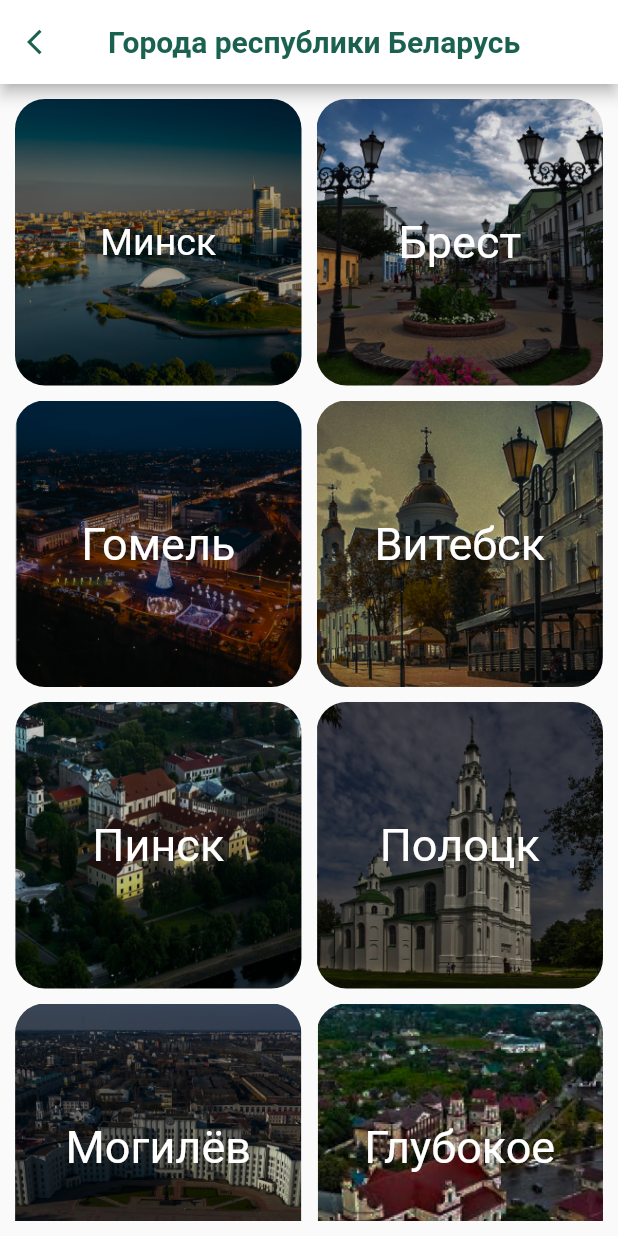
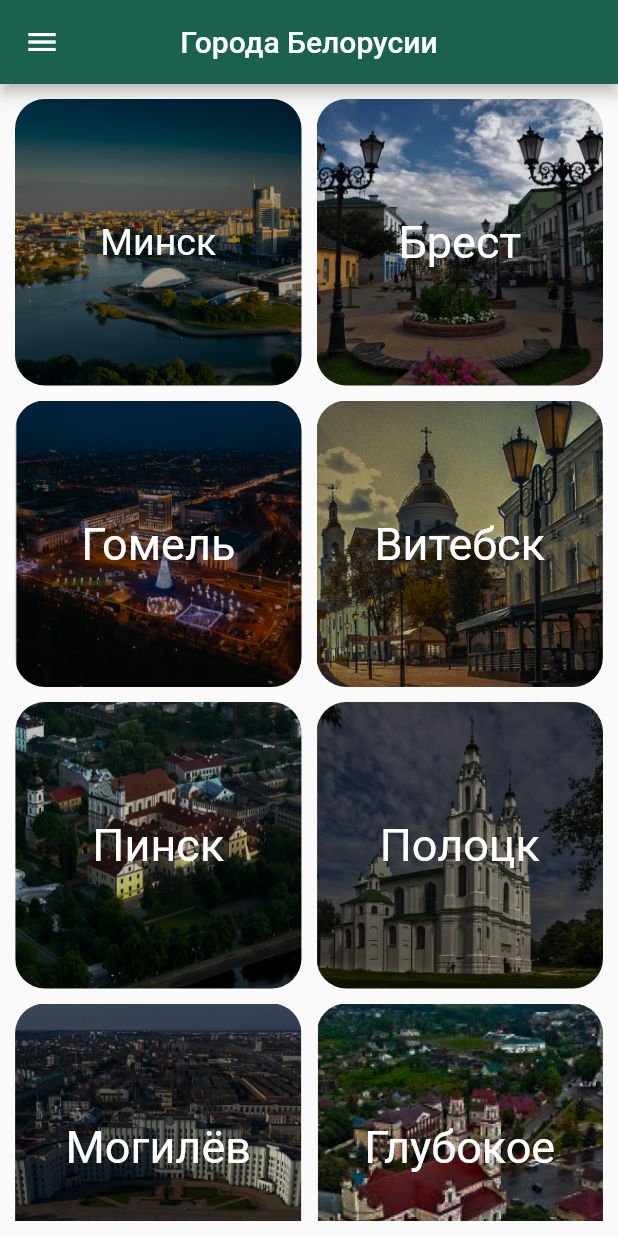
Before and after one commit to fayzullo1501/City.by, a Flutter app: the Home screen opened directly, on a phone screen of 412 x 824 dp. Run offline on Flutter 3.47's test engine with Material 2 defaults, Android fonts, the phone set to English and light mode, and no system bars; our stand-ins replace firebase_core, flutter_svg; accounts and stored records are empty.

Commit message:
City.by
Mobile application in flutter

```diff
--- a/lib/Brest.dart
+++ b/lib/Brest.dart
@@ -1,6 +1,6 @@
 import 'package:flutter/material.dart';
 import 'package:flutter_svg/flutter_svg.dart';
-import 'package:portme/HomePage.dart';
+import 'package:portme/home.dart';
 
 class BrestPage extends StatefulWidget {
   const BrestPage({Key? key}) : super(key: key);
--- a/lib/Minsk.dart
+++ b/lib/Minsk.dart
@@ -1,6 +1,6 @@
 import 'package:flutter/material.dart';
 import 'package:flutter_svg/flutter_svg.dart';
-import 'package:portme/HomePage.dart';
+import 'package:portme/home.dart';
 
 class DatailPage extends StatefulWidget {
   const DatailPage({Key? key}) : super(key: key);
--- a/lib/SignIn/signin.dart
+++ b/lib/SignIn/signin.dart
@@ -1,5 +1,6 @@
 import 'package:firebase_core/firebase_core.dart';
 import 'package:flutter/material.dart';
+import 'package:portme/home.dart';
 
 class LoginPage extends StatelessWidget {
 
@@ -66,7 +67,7 @@ class LoginPage extends StatelessWidget {
                       child: ElevatedButton(
                         onPressed: () {
                           Navigator.of(context).push(
-                            MaterialPageRoute(builder: (context) => LoginPage()),
+                            MaterialPageRoute(builder: (context) => Home()),
                           );
                         },
                         style: ButtonStyle(
--- a/lib/SignUp/signup.dart
+++ b/lib/SignUp/signup.dart
@@ -1,5 +1,5 @@
 import 'package:flutter/material.dart';
-import '../HomePage.dart';
+import '../home.dart';
 
 class SignupPage extends StatelessWidget {
   @override
--- a/lib/HomePage.dart
+++ b/lib/home.dart
@@ -1,29 +1,20 @@
-import 'dart:ui';
+import 'package:flutter/material.dart';
+import 'package:portme/naviigation_drawer.dart';
+import 'package:portme/Minsk.dart';
+import 'package:portme/Brest.dart';
 
-import 'package:flutter/material.dart';
-import 'package:portme/Brest.dart';
-import 'package:portme/SignUp/signup.dart';
-import 'Minsk.dart';
-
-class Home extends StatefulWidget {
+class Home extends StatelessWidget {
   const Home({Key? key}) : super(key: key);
 
   @override
-  State<Home> createState() => _HomeState();
-}
-
-class _HomeState extends State<Home> {
-  @override
   Widget build(BuildContext context) {
     return Scaffold(
-      appBar: AppBar(leading: IconButton(
-        onPressed: () {
-          Navigator.pop(context);
-        },
-        icon: Icon(Icons.arrow_back_ios,
-          size: 20,
-          color: Color.fromRGBO(26, 97, 79, 1),),
-      ), title: Text("Города республики Беларусь", style: TextStyle(color: Color.fromRGBO(26, 97, 79, 1), fontWeight: FontWeight.bold), ), backgroundColor: Colors.white,),
+        drawer: const NavigationDrawer(),
+        appBar: AppBar(
+          title: const Text('Города Белорусии'),
+          centerTitle: true,
+          backgroundColor: Color.fromRGBO(26, 97, 79, 1),
+        ),
       body: Container(child: Padding(
         padding: const EdgeInsets.all(10.0),
         child: GridView(children: [
--- a/lib/main.dart
+++ b/lib/main.dart
@@ -10,7 +10,7 @@ class MyApp extends StatelessWidget {
   @override
   Widget build(BuildContext context) {
     return MaterialApp(
-      title: 'Flutter OTP Verification',
+      title: 'Laboratory 2',
       debugShowCheckedModeBanner: false,
       home: SplashScreen(),
     );
```
Also changed, not shown: lib/driwer_item.dart (added, +26 -0 lines), lib/naviigation_drawer.dart (added, +97 -0 lines), lib/pages/people.dart (added, +16 -0 lines), 3 other files. Lines whose indentation alone changed are shown as unchanged.
